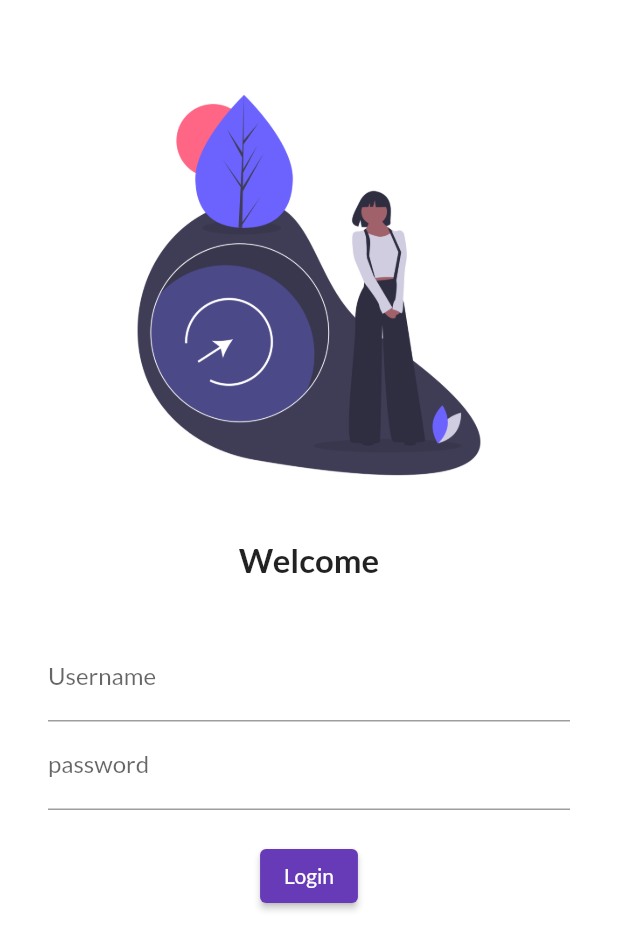
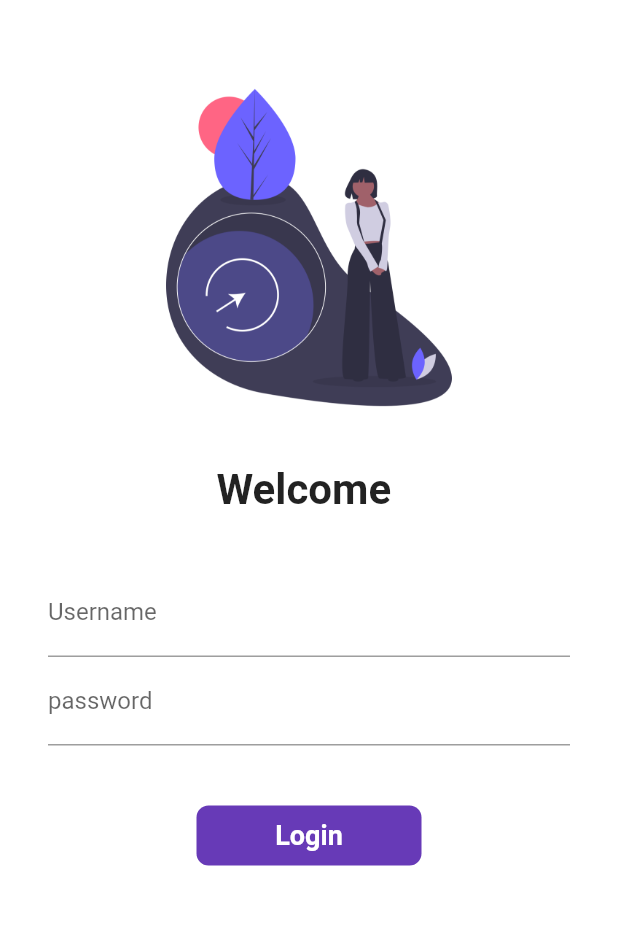
Before and after one commit to siddharthaupreti/30DaysOfFlutter, a Flutter app: the screen it shows after launch, on a phone screen of 412 x 824 dp. Shown: the top 950 px of the screen. Run offline on Flutter 3.47's test engine with Material 2 defaults, Android fonts, the phone set to English and light mode, and no system bars.

Commit message:
login animations

```diff
--- a/lib/main.dart
+++ b/lib/main.dart
@@ -1,10 +1,11 @@
 import 'package:codepur/pages/home_page.dart';
 import 'package:codepur/pages/login_page.dart';
+import 'package:codepur/utils/routes.dart';
 import 'package:flutter/material.dart';
-import 'package:google_fonts/google_fonts.dart';
+// import 'package:google_fonts/google_fonts.dart';
 
 void main() {
-  runApp(MyApp());
+  runApp(const MyApp());
 }
 
 class MyApp extends StatelessWidget {
@@ -17,16 +18,20 @@ class MyApp extends StatelessWidget {
       themeMode: ThemeMode.light,
       theme: ThemeData(
         primarySwatch: Colors.deepPurple,
-        fontFamily: GoogleFonts.lato().fontFamily,
+        // fontFamily: GoogleFonts.lato().fontFamily,
       ),
       darkTheme: ThemeData(
         brightness: Brightness.dark,
       ),
       routes: {
-        "/": (context) => LoginPage(),
-        "/home": (context) => HomePage(),
-        "/login": (context) => LoginPage()
+        "/": (context) => const LoginPage(),
+        MyRoutes.homeRoute: (context) => const HomePage(),
+        MyRoutes.loginRoute: (context) => const LoginPage()
       },
     );
   }
 }
+
+class GoogleFonts {
+  static lato() {}
+}
--- a/lib/pages/login_page.dart
+++ b/lib/pages/login_page.dart
@@ -1,65 +1,116 @@
+import 'package:codepur/utils/routes.dart';
 import 'package:flutter/material.dart';
 
-class LoginPage extends StatelessWidget {
+class LoginPage extends StatefulWidget {
   const LoginPage({Key? key}) : super(key: key);
 
+  @override
+  State<LoginPage> createState() => _LoginPageState();
+}
+
+class _LoginPageState extends State<LoginPage> {
+  String name = "";
+  bool changeButton = false;
   @override
   Widget build(BuildContext context) {
     return Material(
         color: Colors.white,
+        child: SingleChildScrollView(
           child: Column(
             children: [
-            SizedBox(
+              const SizedBox(
                 height: 40.0,
               ),
               Image.asset(
                 "assets/images/login.png",
                 fit: BoxFit.cover,
-              height: 300.0,
+                height: 250.0,
               ),
-            SizedBox(
+              const SizedBox(
                 height: 20.0,
               ),
               Text(
-              "Welcome",
-              style: TextStyle(
-                fontSize: 22,
+                "Welcome $name",
+                style: const TextStyle(
+                  fontSize: 28,
                   fontWeight: FontWeight.bold,
                 ),
               ),
-            SizedBox(
+              const SizedBox(
                 height: 20.0,
               ),
               Padding(
-              padding:
-                  const EdgeInsets.symmetric(vertical: 16.0, horizontal: 32.0),
+                padding: const EdgeInsets.symmetric(
+                    vertical: 16.0, horizontal: 32.0),
                 child: Column(
                   children: [
                     TextFormField(
-                    decoration: InputDecoration(
+                      decoration: const InputDecoration(
                           hintText: "Enter Username", labelText: "Username"),
                     ),
                     TextFormField(
                       obscureText: true,
-                    decoration: InputDecoration(
+                      decoration: const InputDecoration(
                           hintText: "enter username", labelText: "password"),
+                      onChanged: (value) {
+                        name = value;
+                        setState(() {});
+                      },
                     ),
-                  SizedBox(
-                    height: 20.0,
+                    const SizedBox(
+                      height: 40.0,
                     ),
-                  ElevatedButton(
-                    onPressed: () {
-                      print("Hi Codepur");
+                    InkWell(
+                      onTap: () async {
+                        setState(() {
+                          changeButton = true;
+                        });
+
+                        await Future.delayed(Duration(seconds: 1));
+                        Navigator.pushNamed(context, MyRoutes.homeRoute);
                       },
-                    child: Text(
+                      child: AnimatedContainer(
+                        duration: Duration(seconds: 1),
+                        width: changeButton ? 40 : 150,
+                        height: 40,
+                        alignment: Alignment.center,
+                        child: changeButton
+                            ? const Icon(
+                                Icons.done,
+                                color: Colors.white,
+                              )
+                            : const Text(
                                 "Login",
+                                style: TextStyle(
+                                    color: Colors.white,
+                                    fontWeight: FontWeight.bold,
+                                    fontSize: 18),
                               ),
-                    style: TextButton.styleFrom(),
-                  )
+                        decoration: BoxDecoration(
+                            color: Colors.deepPurple,
+                            // shape: changeButton
+                            //     ? BoxShape.circle
+                            //     : BoxShape.rectangle,
+                            borderRadius:
+                                BorderRadius.circular(changeButton ? 200 : 8)),
+                      ),
+                    ),
+
+                    // ElevatedButton(
+                    //   onPressed: () {
+                    //     Navigator.pushNamed(context, MyRoutes.homeRoute);
+                    //   },
+                    //   child: const Text(
+                    //     "Login",
+                    //   ),
+                    //   style: TextButton.styleFrom(
+                    //       minimumSize: const Size(150, 30)),
+                    // )
                   ],
                 ),
               )
             ],
+          ),
         ));
   }
 }
--- /dev/null
+++ b/lib/utils/routes.dart
@@ -0,0 +1,4 @@
+class MyRoutes {
+  static String loginRoute = "/";
+  static String homeRoute = "/home";
+}
```
Lines whose indentation alone changed are shown as unchanged.
